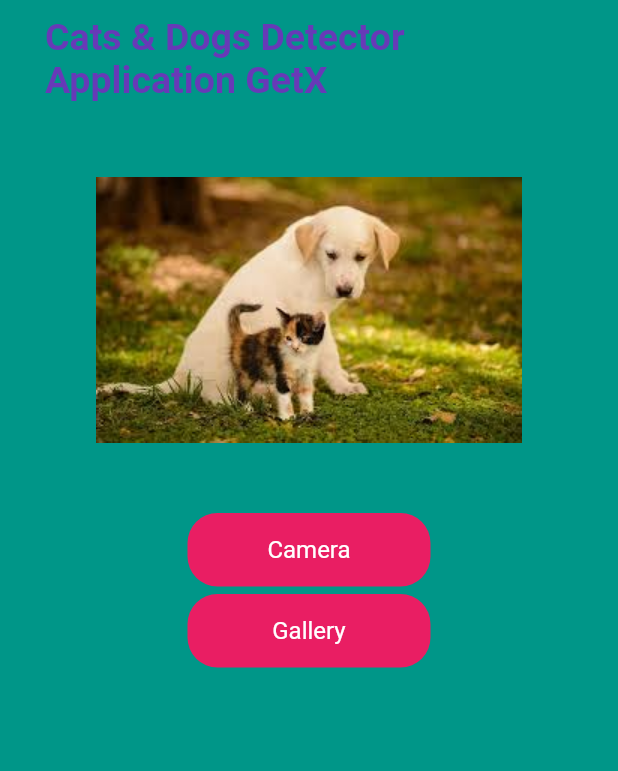
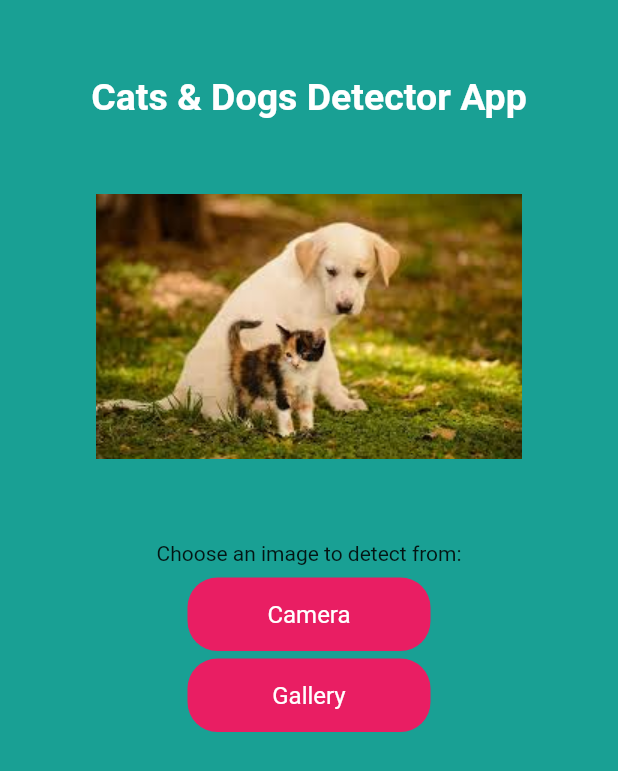
Before and after one commit to komallaghate/Flutter_Cats_N_Dogs_Classification_GetX, a Flutter app: the screen it shows after launch, on a phone screen of 412 x 824 dp. Shown: the top 771 px of the screen. Run offline on Flutter 3.47's test engine with Material 2 defaults, Android fonts, the phone set to English and light mode, and no system bars; our stand-ins replace get, image_picker; missing offline and left inert: tflite.

Commit message:
UI Modifications

```diff
--- a/lib/home.dart
+++ b/lib/home.dart
@@ -34,7 +34,6 @@ class _HomeState extends State<Home> {
   captureImagePhoneCamera() async {
     var image = await picker.pickImage(source: ImageSource.camera);
     if (image == null) return null;
-
     setState(() {
       _image = File(image.path);
     });
@@ -52,7 +51,7 @@ class _HomeState extends State<Home> {
 
   loadModel() async {
     await Tflite.loadModel(
-        model: 'assets/model_unquant.tflite', labels: 'aeets/labels.txt');
+        model: 'assets/model_unquant.tflite', labels: 'assets/labels.txt');
   }
 
   @override
@@ -66,19 +65,20 @@ class _HomeState extends State<Home> {
 
   @override
   Widget build(BuildContext context) {
-    return Scaffold(
-        backgroundColor: Colors.teal,
+    return SafeArea(
+      child: Scaffold(
+          backgroundColor: Colors.teal.withOpacity(0.9),
           body: Container(
               padding: const EdgeInsets.symmetric(horizontal: 30.0),
               child: Column(
                   crossAxisAlignment: CrossAxisAlignment.start,
                   children: <Widget>[
-                  const SizedBox(height: 10.0),
+                    const SizedBox(height: 50.0),
                     const Center(
                       child: Text(
-                      'Cats & Dogs Detector Application GetX',
+                        'Cats & Dogs Detector App',
                         style: TextStyle(
-                          color: Colors.deepPurple,
+                            color: Colors.white,
                             fontWeight: FontWeight.bold,
                             fontSize: 25.0),
                       ),
@@ -117,18 +117,24 @@ class _HomeState extends State<Home> {
                         width: MediaQuery.of(context).size.width,
                         child: Column(
                           children: <Widget>[
+                            const Padding(
+                              padding: EdgeInsets.all(8.0),
+                              child: Text('Choose an image to detect from:'),
+                            ),
                             GestureDetector(
                                 onTap: () {
                                   captureImagePhoneCamera();
                                 },
                                 child: Container(
-                                width: MediaQuery.of(context).size.width - 250,
+                                  width:
+                                      MediaQuery.of(context).size.width - 250,
                                   alignment: Alignment.center,
                                   padding: const EdgeInsets.symmetric(
                                       horizontal: 10.0, vertical: 15.0),
                                   decoration: BoxDecoration(
                                       color: Colors.pink,
-                                    borderRadius: BorderRadius.circular(20.0)),
+                                      borderRadius:
+                                          BorderRadius.circular(20.0)),
                                   child: const Text(
                                     'Camera',
                                     style: TextStyle(
@@ -141,13 +147,15 @@ class _HomeState extends State<Home> {
                                   pickGalleryImage();
                                 },
                                 child: Container(
-                                width: MediaQuery.of(context).size.width - 250,
+                                  width:
+                                      MediaQuery.of(context).size.width - 250,
                                   alignment: Alignment.center,
                                   padding: const EdgeInsets.symmetric(
                                       horizontal: 10.0, vertical: 15.0),
                                   decoration: BoxDecoration(
                                       color: Colors.pink,
-                                    borderRadius: BorderRadius.circular(20.0)),
+                                      borderRadius:
+                                          BorderRadius.circular(20.0)),
                                   child: const Text(
                                     'Gallery',
                                     style: TextStyle(
@@ -156,6 +164,7 @@ class _HomeState extends State<Home> {
                                 )),
                           ],
                         ))
-                ])));
+                  ]))),
+    );
   }
 }
```
Also changed, not shown: assets/labels.txt (line endings or trailing spaces). Lines whose indentation alone changed are shown as unchanged.
